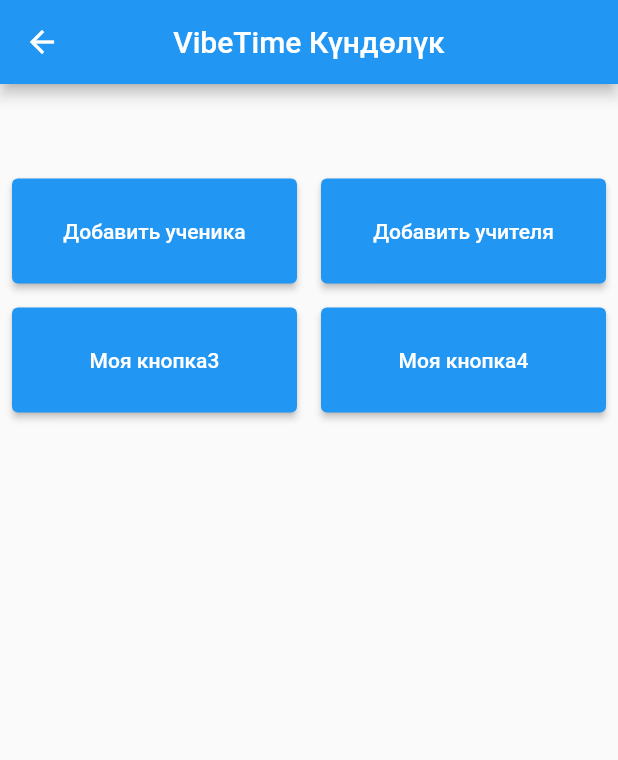
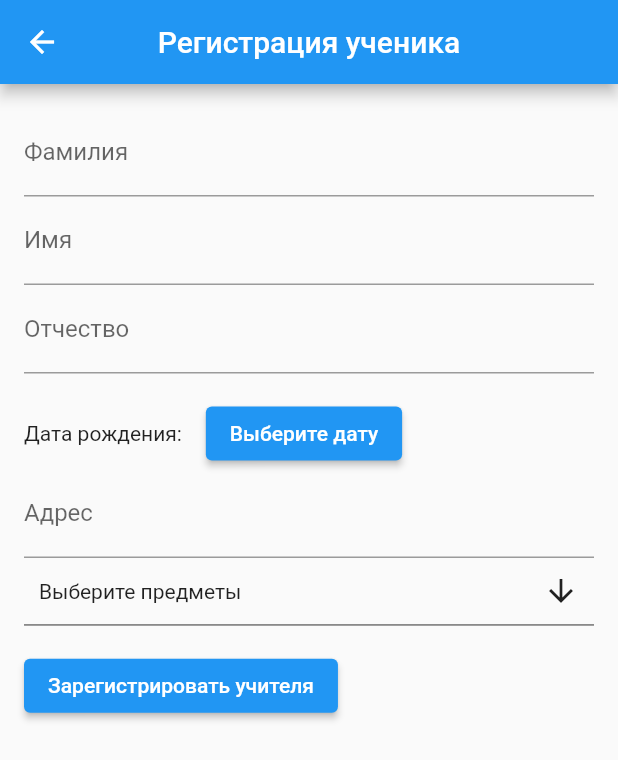
Before and after one commit to easy28g/school-diary-frontend, a Flutter app: the ManagersHome screen opened by its route, after a tap on "Добавить учителя", on a phone screen of 412 x 824 dp. Shown: the top 760 px of the screen. Run offline on Flutter 3.47's test engine with Material 2 defaults, Android fonts, the phone set to English and light mode, and no system bars; drawn by our look-alikes of multi_select_flutter.

Commit message:
button for add teacher and student

```diff
--- /dev/null
+++ b/lib/pages/manager_pages/AddTeacher.dart
@@ -0,0 +1,129 @@
+import 'package:flutter/material.dart';
+import 'package:multi_select_flutter/dialog/multi_select_dialog_field.dart';
+import 'package:multi_select_flutter/util/multi_select_item.dart';
+import 'package:multi_select_flutter/util/multi_select_list_type.dart';
+
+import 'ManagersHome.dart';
+
+class AddTeacher extends StatefulWidget {
+  @override
+  State<StatefulWidget> createState() => _AddTeacherState();
+}
+
+class _AddTeacherState extends State<AddTeacher> {
+  final TextEditingController _lastNameController = TextEditingController();
+  final TextEditingController _firstNameController = TextEditingController();
+  final TextEditingController _middleNameController = TextEditingController();
+  DateTime? _selectedDate;
+  final TextEditingController _addressController = TextEditingController();
+  final List<String> subjects = ['Математика', 'Логика', 'Физика', 'Химия',
+    'Биология', 'Изо', 'Алгебра', 'Геометрия', 'Естествознание', 'Литература',
+    'Этика', 'Черчение', 'Музыка', 'Информатика', 'Философия', 'Физра', 'Труд',
+    'МХЛ', 'Арифметика'];
+  List<String> _selectedSubjects = [];
+
+  Future<void> _selectDate(BuildContext context) async {
+    final DateTime? picked = await showDatePicker(
+      context: context,
+      initialDate: DateTime.now(),
+      firstDate: DateTime(1900),
+      lastDate: DateTime.now(),
+    );
+
+    if (picked != null && picked != _selectedDate) {
+      setState(() {
+        _selectedDate = picked;
+      });
+    }
+  }
+
+  @override
+  Widget build(BuildContext context) {
+    return Scaffold(
+      appBar: AppBar(
+        title: Text('Регистрация ученика'),
+        centerTitle: true,
+      ),
+      body: SingleChildScrollView(
+        child: Padding(
+          padding: const EdgeInsets.all(16.0),
+          child: Column(
+            crossAxisAlignment: CrossAxisAlignment.start,
+            children: [
+              TextFormField(
+                controller: _lastNameController,
+                decoration: InputDecoration(labelText: 'Фамилия'),
+                maxLines: null,
+              ),
+              TextFormField(
+                controller: _firstNameController,
+                decoration: InputDecoration(labelText: 'Имя'),
+                maxLines: null,
+              ),
+              TextFormField(
+                controller: _middleNameController,
+                decoration: InputDecoration(labelText: 'Отчество'),
+                maxLines: null,
+              ),
+              SizedBox(height: 16.0),
+              Row(
+                children: [
+                  Text('Дата рождения:'),
+                  SizedBox(width: 16.0),
+                  ElevatedButton(
+                    onPressed: () => _selectDate(context),
+                    child: Text(_selectedDate == null
+                        ? 'Выберите дату'
+                        : '${_selectedDate!.day}.${_selectedDate!.month}.${_selectedDate!.year}'),
+                  ),
+                ],
+              ),
+              TextFormField(
+                controller: _addressController,
+                decoration: InputDecoration(labelText: 'Адрес'),
+                maxLines: null,
+              ),
+            MultiSelectDialogField(
+              items: subjects
+                  .map((subject) => MultiSelectItem<String>(subject, subject))
+                  .toList(),
+              listType: MultiSelectListType.LIST,
+              onConfirm: (values) {
+                setState(() {
+                  _selectedSubjects = values.map<String>((item) => item).toList();
+                });
+              },
+              initialValue: _selectedSubjects,
+              buttonText: Text('Выберите предметы'),
+            ),
+              SizedBox(height: 16.0),
+              ElevatedButton(
+                onPressed: () {
+                  // Здесь вы можете использовать введенные данные для дальнейшей обработки
+                  print('Фамилия: ${_lastNameController.text}');
+                  print('Имя: ${_firstNameController.text}');
+                  print('Отчество: ${_middleNameController.text}');
+                  print('Дата рождения: $_selectedDate');
+                  print('Адрес: ${_addressController.text}');
+                  print('Предмет: ${_selectedSubjects}');
+                  _lastNameController.clear();
+                  _firstNameController.clear();
+                  _middleNameController.clear();
+                  _addressController.clear();
+                  _selectedSubjects.clear();
+                  Navigator.push(
+                    context,
+                    MaterialPageRoute(
+                      builder: (context) => ManagersHome(),
+                    ),
+                  );
+                },
+                child: Text('Зарегистрировать учителя'),
+              ),
+            ],
+          ),
+        ),
+      ),
+    );
+  }
+}
--- a/lib/pages/manager_pages/ManagersHome.dart
+++ b/lib/pages/manager_pages/ManagersHome.dart
@@ -1,4 +1,7 @@
 import 'package:flutter/material.dart';
+
+import 'AddStudent.dart';
+import 'AddTeacher.dart';
 
 class ManagersHome extends StatefulWidget {
   @override
@@ -28,7 +31,12 @@
                     height: 70,
                     child: ElevatedButton(
                       onPressed: () {
-                        // Ваше действие при нажатии на кнопку
+                        Navigator.push(
+                          context,
+                          MaterialPageRoute(
+                            builder: (context) => AddStudent(),
+                          ),
+                        );
                       },
                       child: Text('Добавить ученика'),
                     ),
@@ -42,7 +50,12 @@
                     height: 70,
                     child: ElevatedButton(
                       onPressed: () {
-                        // Ваше действие при нажатии на кнопку
+                        Navigator.push(
+                          context,
+                          MaterialPageRoute(
+                              builder: (context) => AddTeacher()
+                          ),
+                        );
                       },
                       child: Text('Добавить учителя'),
                     ),
@@ -63,7 +76,7 @@
                       onPressed: () {
                         // Ваше действие при нажатии на кнопку
                       },
-                      child: Text('Моя кнопка3'),
+                      child: Text('Список классов'),
                     ),
                   ),
                 ),
@@ -77,7 +90,35 @@
                       onPressed: () {
                         // Ваше действие при нажатии на кнопку
                       },
-                      child: Text('Моя кнопка4'),
+                      child: Text('Список Учителей'),
+                    ),
+                  ),
+                ),
+              ],
+            ),
+            Row(
+              children: [
+                Expanded(
+                  child: Container(
+                    margin: EdgeInsets.all(8.0),
+                    height: 70,
+                    child: ElevatedButton(
+                      onPressed: () {
+                        // Ваше действие при нажатии на кнопку
+                      },
+                      child: Text('Добавить предмет'),
+                    ),
+                  ),
+                ),
+                Expanded(
+                  child: Container(
+                    margin: EdgeInsets.all(8.0),
+                    height: 70,
+                    child: ElevatedButton(
+                      onPressed: () {
+                        // Ваше действие при нажатии на кнопку
+                      },
+                      child: Text('Добавить предмет учителю'),
                     ),
                   ),
                 ),
@@ -86,6 +127,36 @@
           ],
         ),
       ),
+      bottomNavigationBar: BottomNavigationBar(
+        onTap: (index) {
+          if (index == 1) {
+            // Navigator.pushReplacement(
+            //   context,
+              // MaterialPageRoute(builder: (context) => ParentalControlFinalGrades()),
+            // );
+          } else if (index == 2) {
+            // Navigator.pushReplacement(
+            //   context,
+            //   MaterialPageRoute(builder: (context) => ParentsProfileMenu()),
+            // );
+          }
+        },
+        currentIndex: 0,
+        items: [
+          BottomNavigationBarItem(
+            icon: Icon(Icons.add_home_work_rounded),
+            label: 'Главная',
+          ),
+          BottomNavigationBarItem(
+            icon: Icon(Icons.fact_check),
+            label: 'Планирование',
+          ),
+          BottomNavigationBarItem(
+            icon: Icon(Icons.person),
+            label: 'Профиль',
+          ),
+        ],
+      ),
     );
   }
 }
--- a/pubspec.yaml
+++ b/pubspec.yaml
@@ -34,6 +34,7 @@
   flutter_calendar_week: ^3.0.0
   syncfusion_flutter_calendar: ^23.1.44
   intl: ^0.18.0
+  multi_select_flutter: ^4.1.3
 
   # The following adds the Cupertino Icons font to your application.
   # Use with the CupertinoIcons class for iOS style icons.
```
Also changed, not shown: lib/pages/manager_pages/AddStudent.dart (added, +114 -0 lines), pubspec.lock.
